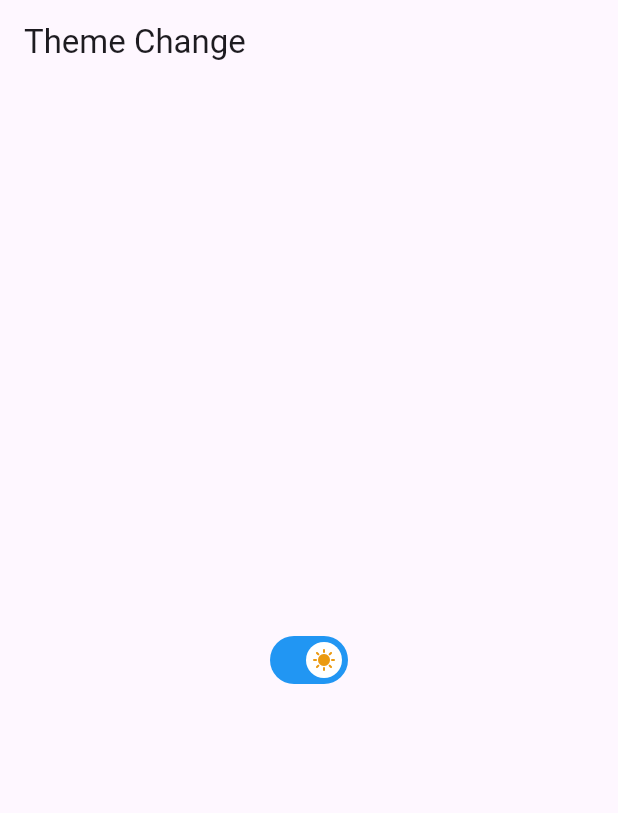
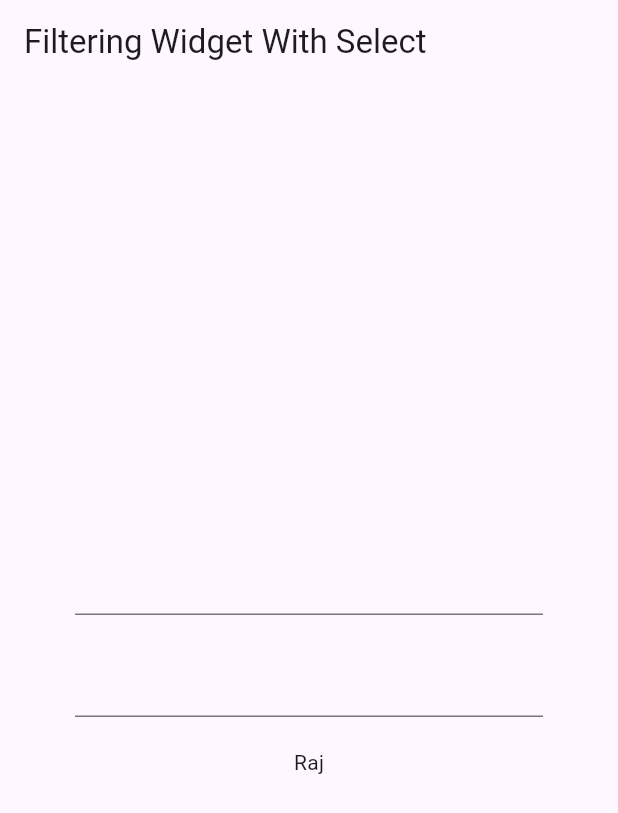
Before and after one commit to DhruvikPrj/Riverpod_Practice, a Flutter app: the screen it shows after launch, on a phone screen of 412 x 824 dp. Shown: the top 813 px of the screen. Run offline on Flutter 3.47's test engine with Material 3 defaults, Android fonts, the phone set to English and light mode, and no system bars; our stand-ins replace equatable, flutter_riverpod, loading_animation_widget.

Commit message:
added filter concepts

```diff
--- /dev/null
+++ b/lib/Filtering_Widget_With_Select/filter.dart
@@ -0,0 +1,47 @@
+import 'package:flutter/material.dart';
+import 'package:flutter_riverpod/flutter_riverpod.dart';
+import 'package:riverpod_practice/Filtering_Widget_With_Select/user.dart';
+import 'package:riverpod_practice/Filtering_Widget_With_Select/user_notifier.dart';
+
+final userProvider = StateNotifierProvider<UserNotiofier, User>(
+    (ref) => UserNotiofier(const User("Raj", "Patan")));
+
+class FilterWidget extends ConsumerWidget {
+  const FilterWidget({super.key});
+
+  @override
+  Widget build(BuildContext context, WidgetRef ref) {
+    // final userData = ref.watch(userProvider);
+    final userData = ref.watch(userProvider.select((value) => value.name));
+
+    return MaterialApp(
+      debugShowCheckedModeBanner: false,
+      home: Scaffold(
+        appBar: AppBar(
+          title: const Text("Filtering Widget With Select"),
+        ),
+        body: Padding(
+          padding: const EdgeInsets.all(50.0),
+          child: Column(
+            mainAxisAlignment: MainAxisAlignment.center,
+            crossAxisAlignment: CrossAxisAlignment.center,
+            children: [
+              TextField(
+                onSubmitted: (value) =>
+                    ref.read(userProvider.notifier).updateName(value),
+              ),
+              const SizedBox(
+                height: 20,
+              ),
+              TextField(
+                  onSubmitted: (value) =>
+                      ref.read(userProvider.notifier).updateAddress(value)),
+              const SizedBox(height: 20),
+              Text(userData),
+            ],
+          ),
+        ),
+      ),
+    );
+  }
+}
--- a/lib/main.dart
+++ b/lib/main.dart
@@ -2,6 +2,7 @@ import 'package:flutter/material.dart';
 import 'package:flutter_riverpod/flutter_riverpod.dart';
 import 'package:riverpod_practice/ChangeTheme/theme.dart';
 import 'package:riverpod_practice/Family_Modifier/family_modifier.dart';
+import 'package:riverpod_practice/Filtering_Widget_With_Select/filter.dart';
 // import 'package:riverpod_practice/Stream_Provider/stream_provider.dart';
 // import 'package:riverpod_practice/future_provider/getUser/api_response.dart';
 //import 'package:riverpod_practice/future_provider/getUser/userModel/user_model.dart';
@@ -21,7 +22,7 @@ class MyApp extends StatelessWidget {
 
   @override
   Widget build(BuildContext context) {
-    return const ThemeChange();
+    return const FilterWidget();
   }
 }
 
```
Also changed, not shown: lib/Filtering_Widget_With_Select/user.dart (added, +57 -0 lines), lib/Filtering_Widget_With_Select/user_notifier.dart (added, +14 -0 lines).
